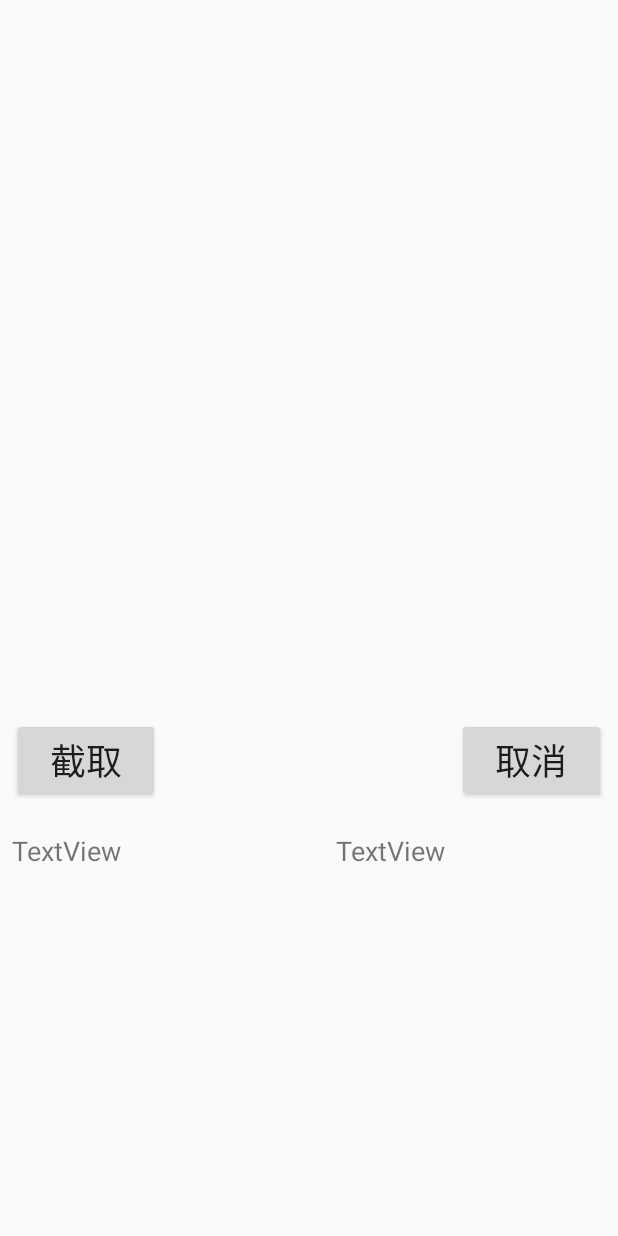
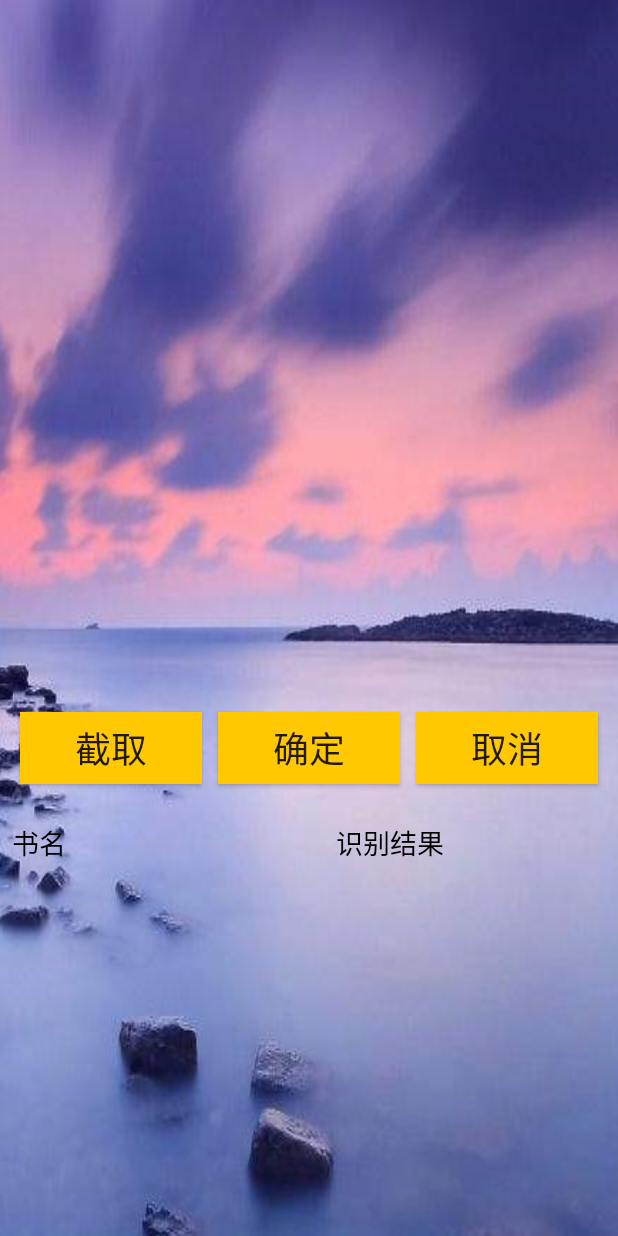
Before and after one commit to inukyou/opencv, an Android app: the layout activity_crop_image_.xml on its own in the app's theme, with its tools: preview values and no code run, on a phone screen of 412 x 824 dp. Run offline under Robolectric (Android 15) with nearby library versions, the phone set to English and light mode, and no system bars; network calls fail.

Commit message:
Merge branch 'master' of https://github.com/inukyou/opencv
# Conflicts:
#	app/src/main/java/com/example/zhouge/opencv/CropImage_Activity.java

```diff
--- a/app/src/main/res/layout/activity_crop_image_.xml
+++ b/app/src/main/res/layout/activity_crop_image_.xml
@@ -4,13 +4,14 @@
     xmlns:tools="http://schemas.android.com/tools"
     android:layout_width="match_parent"
     android:layout_height="match_parent"
+    android:background="@mipmap/bg3"
     tools:context=".CropImage_Activity">
 
 
     <com.example.zhouge.opencv.CropImageView
         android:id="@+id/cropimageview"
         android:layout_width="wrap_content"
-        android:layout_height="422dp"
+        android:layout_height="412dp"
         android:layout_marginEnd="8dp"
         android:layout_marginTop="8dp"
         app:layout_constraintEnd_toEndOf="parent"
@@ -39,20 +40,31 @@
             android:id="@+id/crop_button"
             android:layout_width="0dp"
             android:layout_height="wrap_content"
+            android:layout_margin="5dp"
             android:layout_weight="1"
+            android:background="#ffc800"
             android:text="截取"
             android:textSize="24sp" />
 
-        <LinearLayout
+
+        <Button
+            android:id="@+id/button_ensure"
             android:layout_width="0dp"
-            android:layout_height="match_parent"
-            android:layout_weight="2"></LinearLayout>
+            android:layout_height="wrap_content"
+            android:layout_margin="5dp"
+            android:layout_weight="1"
+            android:background="#ffc800"
+            android:text="确定"
+            android:textSize="24sp" />
+
 
         <Button
             android:id="@+id/button_cannel"
             android:layout_width="0dp"
             android:layout_height="wrap_content"
+            android:layout_margin="5dp"
             android:layout_weight="1"
+            android:background="#ffc800"
             android:text="取消"
             android:textSize="24sp" />
     </LinearLayout>
@@ -60,12 +72,13 @@
     <TextView
         android:id="@+id/recognitetext"
         android:layout_width="180dp"
-        android:layout_height="48dp"
+        android:layout_height="54dp"
         android:layout_marginBottom="8dp"
         android:layout_marginEnd="8dp"
         android:layout_marginStart="8dp"
         android:layout_marginTop="20dp"
-        android:text="TextView"
+        android:text="书名"
+        android:textColor="@android:color/background_dark"
         android:textSize="18sp"
         app:layout_constraintBottom_toBottomOf="parent"
         app:layout_constraintEnd_toEndOf="parent"
@@ -77,12 +90,13 @@
     <TextView
         android:id="@+id/classfytext"
         android:layout_width="180dp"
-        android:layout_height="48dp"
+        android:layout_height="54dp"
         android:layout_marginBottom="8dp"
         android:layout_marginEnd="8dp"
         android:layout_marginStart="8dp"
         android:layout_marginTop="20dp"
-        android:text="TextView"
+        android:text="识别结果"
+        android:textColor="@android:color/background_dark"
         android:textSize="18sp"
         app:layout_constraintBottom_toBottomOf="parent"
         app:layout_constraintEnd_toEndOf="parent"
@@ -92,5 +106,4 @@
         app:layout_constraintVertical_bias="0.0" />
 
 
-
 </android.support.constraint.ConstraintLayout>
```
Also changed, not shown: app/src/main/res/drawable/btn_choose.xml (added, +23 -0 lines), app/src/main/res/layout/activity_main.xml (+24 -3 lines), app/src/main/res/mipmap-hdpi/bg2.jpg (added), app/src/main/res/mipmap-hdpi/bg3.jpg (added).
